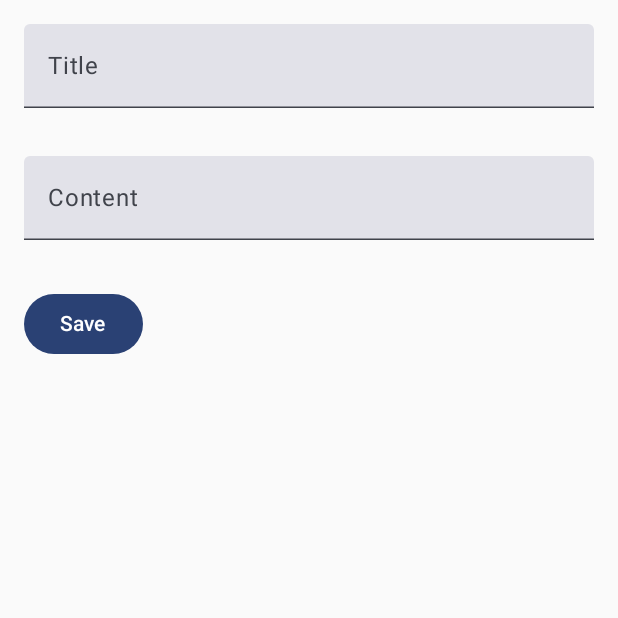
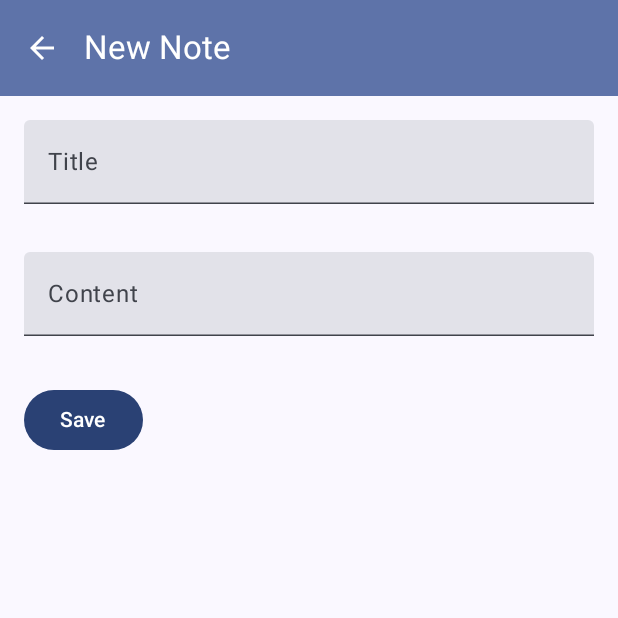
Before and after one commit to eyeronic09/Note_app, an Android app built with Jetpack Compose: the screen it shows after launch (MainActivity), after a tap on "Add new note", on a phone screen of 412 x 824 dp, the top half of it. Run offline under Robolectric (Android 15) with nearby library versions, the phone set to English and light mode, and no system bars.

Commit message:
Refactor: Update EditorScreen UI with Scaffold and TopAppBar, and fix icon in TasknoteCard
This commit introduces the following changes:

- **EditorScreen.kt:**
    - Wrapped the `EditorScreen` content in a `Scaffold`.
    - Added a `TopAppBar` with a title ("New Note" or "Edit Note" based on `noteId`) and a back navigation icon.
    - Applied `MaterialTheme` colors to the `TopAppBar`.
    - The main content `Column` now uses `Modifier.fillMaxSize()` and respects the `innerPadding` from the `Scaffold`.
- **TasknoteCard.kt:**
    - Changed the icon for the delete button from `Icons.Filled.CopyAll` to `Icons.Filled.Share`.
    - Corrected a minor formatting issue by moving `noteList` initialization before the `Column` composable.
- **.idea/inspectionProfiles/Project_Default.xml:**
    - Updated inspection settings for Compose Previews, enabling checks for `previewFile` in addition to `composableFile` for various rules. This likely relates to ensuring preview annotations and their parameters are correctly configured in Android Studio.

```diff
--- a/app/src/main/java/com/example/noteapp/HomeScreen/EditorScreen.kt
+++ b/app/src/main/java/com/example/noteapp/HomeScreen/EditorScreen.kt
@@ -4,11 +4,21 @@ import android.os.Build
 import android.util.Log
 import androidx.annotation.RequiresApi
 import androidx.compose.foundation.layout.Column
+import androidx.compose.foundation.layout.fillMaxSize
 import androidx.compose.foundation.layout.fillMaxWidth
 import androidx.compose.foundation.layout.padding
+import androidx.compose.material.icons.Icons
+import androidx.compose.material.icons.filled.ArrowBack
 import androidx.compose.material3.Button
+import androidx.compose.material3.ExperimentalMaterial3Api
+import androidx.compose.material3.Icon
+import androidx.compose.material3.IconButton
+import androidx.compose.material3.MaterialTheme
+import androidx.compose.material3.Scaffold
 import androidx.compose.material3.Text
 import androidx.compose.material3.TextField
+import androidx.compose.material3.TopAppBar
+import androidx.compose.material3.TopAppBarDefaults
 import androidx.compose.runtime.Composable
 import androidx.compose.runtime.collectAsState
 import androidx.compose.runtime.getValue
@@ -20,18 +30,42 @@ import androidx.compose.ui.unit.dp
 import androidx.lifecycle.viewmodel.compose.viewModel
 import androidx.navigation.NavController
 
+
+
+
+@OptIn(ExperimentalMaterial3Api::class)
 @RequiresApi(Build.VERSION_CODES.O)
 @Composable
 fun EditorScreen(navController: NavController, noteId: Int, mainViewModel: MainViewModel) {
     val notes by mainViewModel.notes.collectAsState()
     val note = notes.find { it.id == noteId }
 
-    var title by remember { mutableStateOf(note?.title ?:"") }
+    var title by remember { mutableStateOf(note?.title ?: "") }
     var content by remember { mutableStateOf(note?.content ?: "") }
     var date by remember { mutableStateOf(note?.date ?: "") }
 
-
-    Column {
+    Scaffold(
+        topBar = {
+            TopAppBar(
+                title = { Text(if (noteId == 0) "New Note" else "Edit Note") },
+                navigationIcon = {
+                    IconButton(onClick = { navController.popBackStack() }) {
+                        Icon(Icons.Default.ArrowBack, contentDescription = "Back")
+                    }
+                },
+                colors = TopAppBarDefaults.topAppBarColors(
+                    containerColor = MaterialTheme.colorScheme.primaryContainer,
+                    titleContentColor = MaterialTheme.colorScheme.onPrimaryContainer,
+                    navigationIconContentColor = MaterialTheme.colorScheme.onPrimaryContainer
+                )
+            )
+        }
+    ) { innerPadding ->
+        Column(
+            modifier = Modifier
+                .fillMaxSize()
+                .padding(innerPadding)
+        ) {
             TextField(
                 value = title,
                 onValueChange = { title = it },
@@ -61,3 +95,4 @@ fun EditorScreen(navController: NavController, noteId: Int, mainViewModel: MainV
             }
             }
         }
+    }
--- a/app/src/main/java/com/example/noteapp/HomeScreen/TasknoteCard.kt
+++ b/app/src/main/java/com/example/noteapp/HomeScreen/TasknoteCard.kt
@@ -35,9 +35,9 @@ import androidx.compose.ui.platform.LocalContext
 
 @Composable
 fun TasknoteCard(modifier: Modifier = Modifier, mainViewModel: MainViewModel, navController: NavController) {
-    val context = LocalContext.current
+        val context = LocalContext.current
+       val  noteList by mainViewModel.notes.collectAsState()
         Column(modifier = modifier) {
-        val noteList by mainViewModel.notes.collectAsState()
         if (noteList.isEmpty()) {
             Column(
                 modifier = Modifier.fillMaxWidth(),
@@ -98,13 +98,13 @@ fun TasknoteCard(modifier: Modifier = Modifier, mainViewModel: MainViewModel, na
                                         }
                                     ) {
                                         Icon(
-                                            imageVector = Icons.Filled.CopyAll,
+                                            imageVector = Icons.Filled.Share,
                                             contentDescription = "Created On"
                                         )
                                     }
                                     IconButton(onClick = {mainViewModel.deleteNote(note)}) {
                                         Icon(
-                                            imageVector = Icons.Filled.Delete,
+                                            imageVector = Icons.Filled.Share,
                                             contentDescription = "Created On"
                                         )
                                     }
```
Lines whose indentation alone changed are shown as unchanged.
